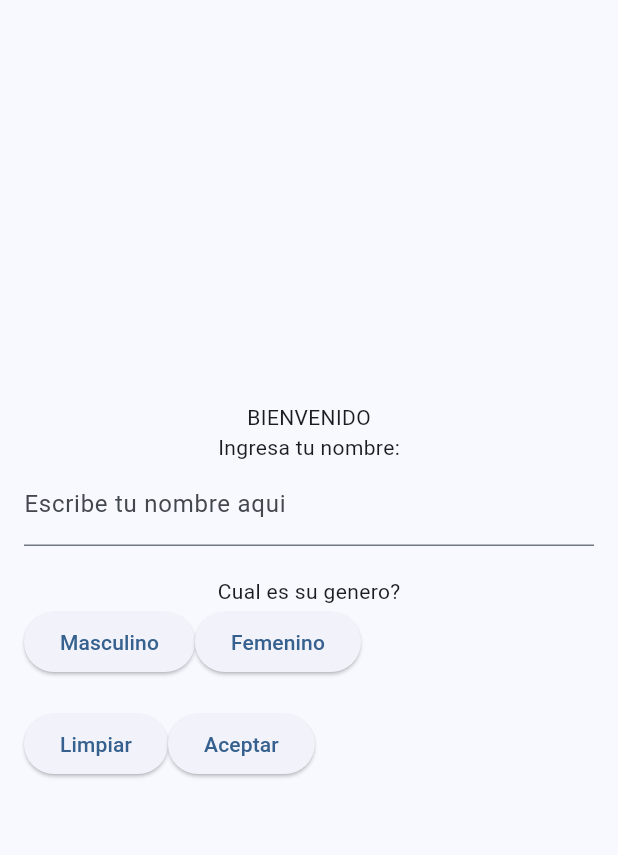
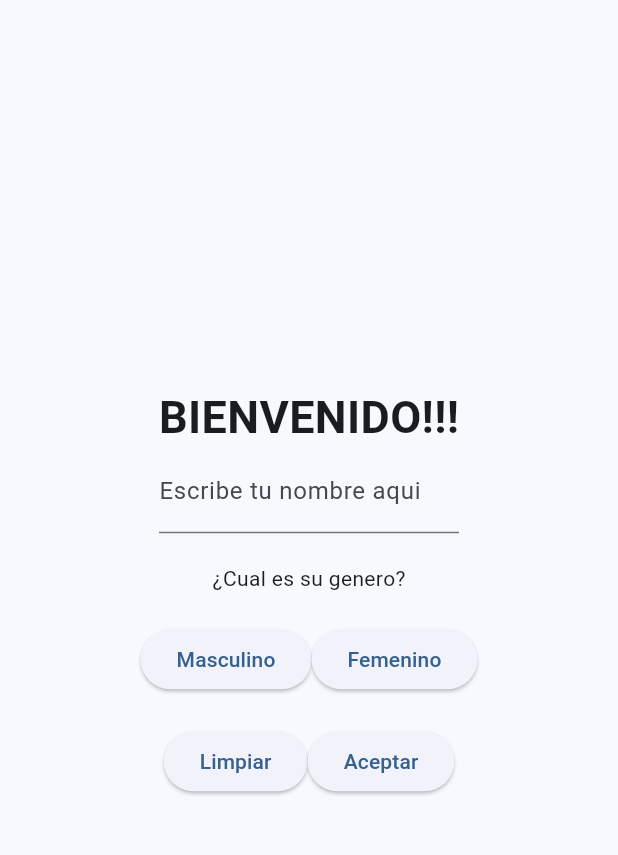
Before and after one commit to quispechoque/app_intermedio, a Flutter app: the screen it shows after launch, on a phone screen of 412 x 824 dp, the part 84-939 px from its top. Run offline on Flutter 3.47's test engine with Material 3 defaults, Android fonts, the light colour scheme and no system bars; our stand-ins replace audioplayers.

Commit message:
commit de prueba solo se alineo los botones del inicio hacia el centro

```diff
--- a/lib/main.dart
+++ b/lib/main.dart
@@ -46,10 +46,10 @@ class MyApp extends StatelessWidget {
         '/ventana_bienvenida': (context) => const VentanaBienvenida(),
         '/ventana_tiempos_verbales': (context) => const VentanaTiemposVerbales(),
 
-        '/ventana_juegos': (context) => MenuJuegos(),
+        '/ventana_juegos': (context) => const MenuJuegos(),
         '/verbos':(context) => VerbosScreen(),
-        '/preguntas': (context) => PreguntaRespuestaScreen(),
-        '/adjetivos': (context) => AdjetivosAdverbios(),
+        '/preguntas': (context) => const PreguntaRespuestaScreen(),
+        '/adjetivos': (context) => const AdjetivosAdverbios(),
       },
     );
   }
--- a/lib/pantallas/practicaBe.dart
+++ b/lib/pantallas/practicaBe.dart
@@ -1,5 +1,4 @@
 import 'package:flutter/material.dart';
-import 'dart:math';
 
 class PracticaBe extends StatefulWidget {
   const PracticaBe({super.key});
--- a/lib/pantallas/ventana_bienvenida.dart
+++ b/lib/pantallas/ventana_bienvenida.dart
@@ -44,6 +44,7 @@ class _VentanaBienvenidaState extends State<VentanaBienvenida> {
               const SizedBox(height: 20),
 
               Row(
+                mainAxisAlignment: MainAxisAlignment.center,
                 children: [
                   ElevatedButton(
                     onPressed: (){
--- a/lib/pantallas/ventana_menu_principal.dart
+++ b/lib/pantallas/ventana_menu_principal.dart
@@ -27,21 +27,25 @@ class _VentanaMenuPrincipalState extends State<VentanaMenuPrincipal> {
             mainAxisAlignment: MainAxisAlignment.center,
             children: [
               const SizedBox(height: 20),
-              const Text('BIENVENIDO'),
+              const Text('BIENVENIDO!!!', style: TextStyle(fontSize: 30, fontWeight: FontWeight.bold),),
 
               //Para ingresar el nombre
-              const Text("Ingresa tu nombre:"),
-              TextField(
-                controller: _nombre,
-                decoration: const InputDecoration(
-                  labelText: "Escribe tu nombre aqui",
+              SizedBox(
+                width: 200,
+                child: TextField(
+                  controller: _nombre,
+                  decoration: const InputDecoration(
+                    labelText: "Escribe tu nombre aqui",
+                  ),
                 ),
               ),
               const SizedBox(height: 20),
 
               //para el genero
-              const Text("Cual es su genero?"),
+              const Text("¿Cual es su genero?"),
+              const SizedBox(height: 20),
               Row(
+                mainAxisAlignment: MainAxisAlignment.center,
                 children: [
                   ElevatedButton(
                     onPressed: (){
@@ -59,6 +63,7 @@ class _VentanaMenuPrincipalState extends State<VentanaMenuPrincipal> {
 
               //Botones para avanzar o limpiar datos
               Row(
+                mainAxisAlignment: MainAxisAlignment.center,
                 children: [
                   ElevatedButton(
                     onPressed: (){},
```
